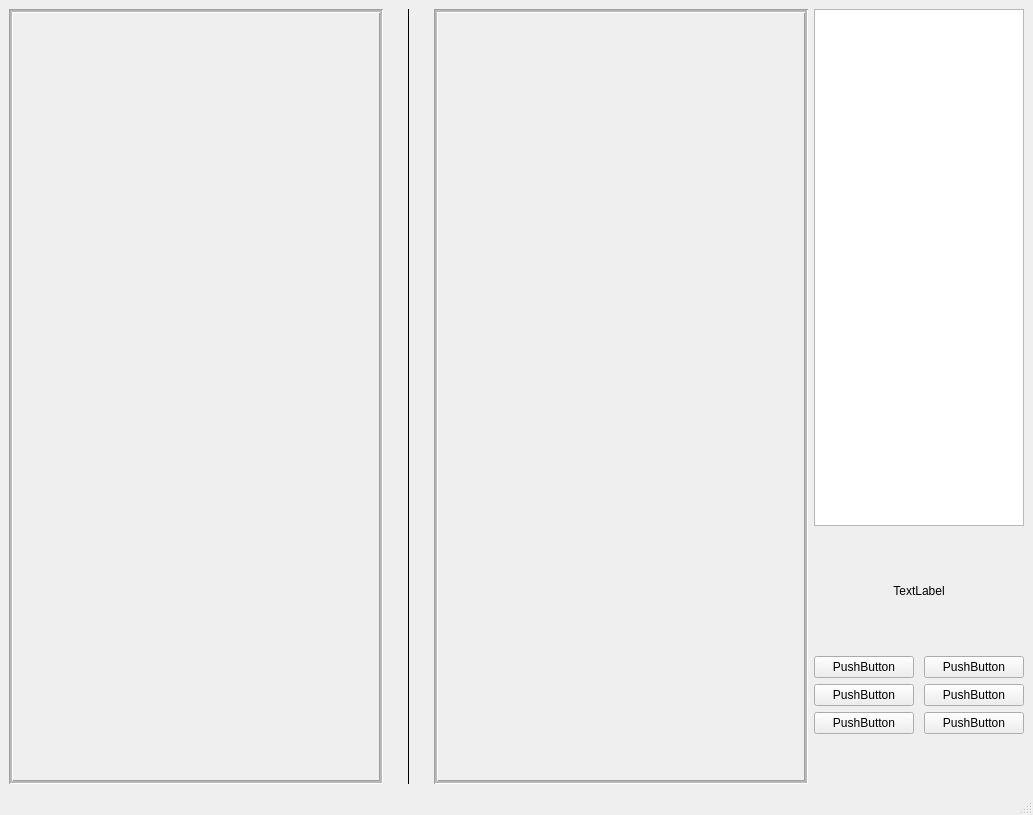
First picture: the form in battle.ui, repository Gekoga1/Project-Creators, before the edit.
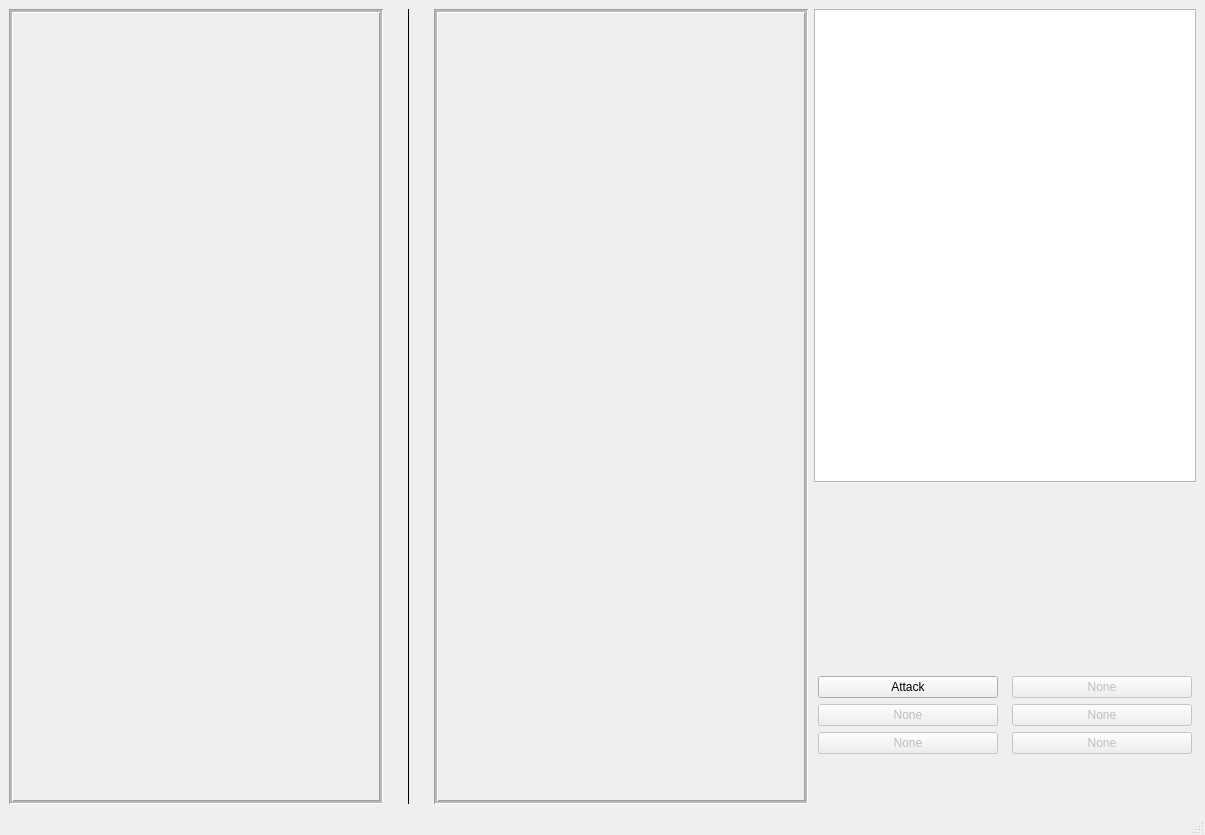
Second picture: the form after the edit.

Commit message: 80% of battle system completed; Now you can create lobby and chill here with your friends, because you can't attack yet.

```diff
--- a/battle.ui
+++ b/battle.ui
@@ -6,15 +6,21 @@
    <rect>
     <x>0</x>
     <y>0</y>
-    <width>1033</width>
-    <height>815</height>
+    <width>1205</width>
+    <height>835</height>
    </rect>
   </property>
+  <property name="minimumSize">
+   <size>
+    <width>1205</width>
+    <height>835</height>
+   </size>
+  </property>
   <property name="windowTitle">
    <string>MainWindow</string>
   </property>
   <widget class="QWidget" name="centralwidget">
-   <layout class="QHBoxLayout" name="horizontalLayout_10">
+   <layout class="QVBoxLayout" name="verticalLayout_2">
     <item>
      <layout class="QHBoxLayout" name="horizontalLayout_6">
       <item>
@@ -33,7 +39,7 @@
              </size>
             </property>
             <property name="layoutDirection">
-             <enum>Qt::RightToLeft</enum>
+             <enum>Qt::LeftToRight</enum>
             </property>
             <property name="autoFillBackground">
              <bool>false</bool>
@@ -74,7 +80,7 @@
                <x>0</x>
                <y>0</y>
                <width>366</width>
-               <height>742</height>
+               <height>762</height>
               </rect>
              </property>
             </widget>
@@ -100,9 +106,6 @@
             <height>750</height>
            </size>
           </property>
-          <property name="layoutDirection">
-           <enum>Qt::LeftToRight</enum>
-          </property>
           <property name="autoFillBackground">
            <bool>false</bool>
           </property>
@@ -142,7 +145,7 @@
              <x>0</x>
              <y>0</y>
              <width>366</width>
-             <height>744</height>
+             <height>764</height>
             </rect>
            </property>
           </widget>
@@ -171,33 +174,74 @@
           </property>
           <property name="maximumSize">
            <size>
-            <width>250</width>
+            <width>16777215</width>
             <height>16777215</height>
            </size>
           </property>
-         </widget>
-        </item>
-        <item>
-         <widget class="QLabel" name="label">
-          <property name="minimumSize">
-           <size>
-            <width>200</width>
-            <height>30</height>
-           </size>
-          </property>
           <property name="font">
            <font>
-            <pointsize>9</pointsize>
+            <family>Arial</family>
+            <pointsize>12</pointsize>
            </font>
           </property>
-          <property name="text">
-           <string>TextLabel</string>
-          </property>
-          <property name="alignment">
-           <set>Qt::AlignCenter</set>
-          </property>
          </widget>
         </item>
+        <item>
+         <layout class="QVBoxLayout" name="verticalLayout">
+          <item>
+           <widget class="QLabel" name="label">
+            <property name="minimumSize">
+             <size>
+              <width>200</width>
+              <height>30</height>
+             </size>
+            </property>
+            <property name="maximumSize">
+             <size>
+              <width>16777215</width>
+              <height>16777215</height>
+             </size>
+            </property>
+            <property name="font">
+             <font>
+              <family>Arial</family>
+              <pointsize>11</pointsize>
+             </font>
+            </property>
+            <property name="text">
+             <string/>
+            </property>
+            <property name="alignment">
+             <set>Qt::AlignCenter</set>
+            </property>
+           </widget>
+          </item>
+          <item>
+           <widget class="QLabel" name="Error">
+            <property name="maximumSize">
+             <size>
+              <width>16777215</width>
+              <height>16777215</height>
+             </size>
+            </property>
+            <property name="font">
+             <font>
+              <family>Arial</family>
+              <pointsize>9</pointsize>
+              <weight>75</weight>
+              <bold>true</bold>
+             </font>
+            </property>
+            <property name="text">
+             <string/>
+            </property>
+            <property name="alignment">
+             <set>Qt::AlignCenter</set>
+            </property>
+           </widget>
+          </item>
+         </layout>
+        </item>
         <item>
          <layout class="QGridLayout" name="gridLayout">
           <property name="horizontalSpacing">
@@ -208,43 +252,94 @@
           </property>
           <item row="0" column="1">
            <widget class="QPushButton" name="AbilityButton1">
+            <property name="enabled">
+             <bool>false</bool>
+            </property>
+            <property name="maximumSize">
+             <size>
+              <width>180</width>
+              <height>16777215</height>
+             </size>
+            </property>
             <property name="text">
-             <string>PushButton</string>
+             <string>None</string>
             </property>
            </widget>
           </item>
           <item row="1" column="1">
            <widget class="QPushButton" name="AbilityButton3">
+            <property name="enabled">
+             <bool>false</bool>
+            </property>
+            <property name="maximumSize">
+             <size>
+              <width>180</width>
+              <height>16777215</height>
+             </size>
+            </property>
             <property name="text">
-             <string>PushButton</string>
+             <string>None</string>
             </property>
            </widget>
           </item>
           <item row="2" column="0">
            <widget class="QPushButton" name="AbilityButton4">
+            <property name="enabled">
+             <bool>false</bool>
+            </property>
+            <property name="maximumSize">
+             <size>
+              <width>180</width>
+              <height>16777215</height>
+             </size>
+            </property>
             <property name="text">
-             <string>PushButton</string>
+             <string>None</string>
             </property>
            </widget>
           </item>
           <item row="1" column="0">
            <widget class="QPushButton" name="AbilityButton2">
+            <property name="enabled">
+             <bool>false</bool>
+            </property>
+            <property name="maximumSize">
+             <size>
+              <width>180</width>
+              <height>16777215</height>
+             </size>
+            </property>
             <property name="text">
-             <string>PushButton</string>
+             <string>None</string>
             </property>
            </widget>
           </item>
           <item row="0" column="0">
            <widget class="QPushButton" name="AttackButton">
+            <property name="maximumSize">
+             <size>
+              <width>180</width>
+              <height>16777215</height>
+             </size>
+            </property>
             <property name="text">
-             <string>PushButton</string>
+             <string>Attack</string>
             </property>
            </widget>
           </item>
           <item row="2" column="1">
            <widget class="QPushButton" name="AbilityButton5">
+            <property name="enabled">
+             <bool>false</bool>
+            </property>
+            <property name="maximumSize">
+             <size>
+              <width>180</width>
+              <height>16777215</height>
+             </size>
+            </property>
             <property name="text">
-             <string>PushButton</string>
+             <string>None</string>
             </property>
            </widget>
           </item>
```
Left out of the diff: 2 changed lines with no effect on the pictures. The commit also changes 12 other files.
